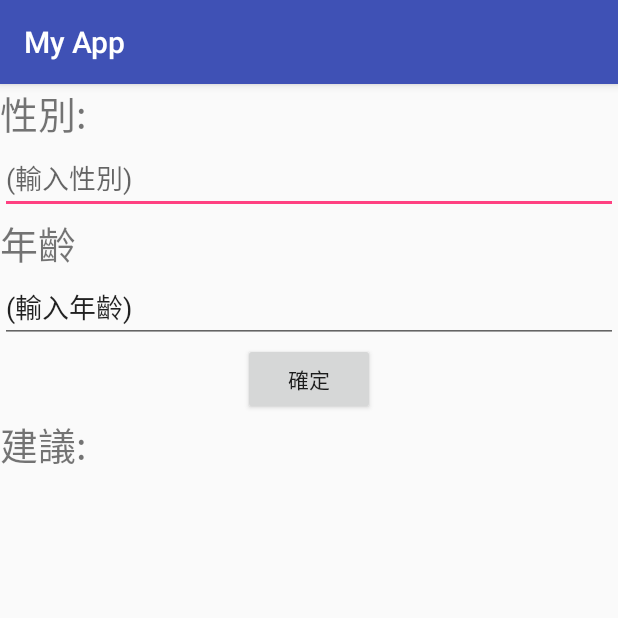
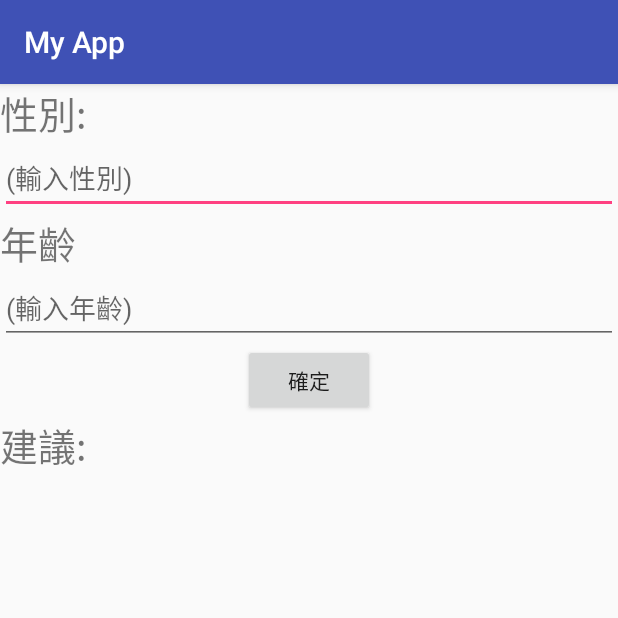
Before and after one commit to yadoch/BOOK006, an Android app: the screen it shows after launch (MainActivity), on a phone screen of 412 x 824 dp, the top half of it. Run offline under Robolectric (Android 15) with nearby library versions, the phone set to English and light mode, and no system bars.

Commit message:
完成書上Chap6 的範例

```diff
--- a/app/src/main/res/layout/activity_main.xml
+++ b/app/src/main/res/layout/activity_main.xml
@@ -27,7 +27,7 @@
         android:layout_width="match_parent"
         android:layout_height="wrap_content"
         android:id="@+id/edtAge"
-        android:text="@string/age_hint"
+        android:hint="@string/age_hint"
         />
     <Button
         android:layout_width="wrap_content"
```
